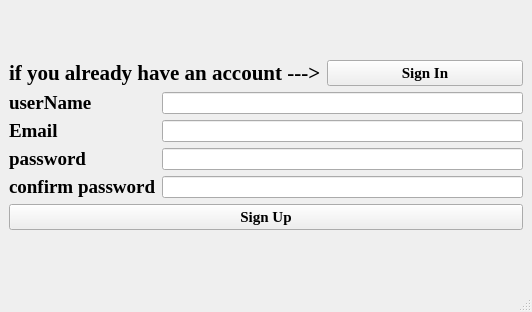
First picture: the form in src/qt/forms/newaccount.ui, repository HTHcoin/helpthehomelesscoin, before the edit.
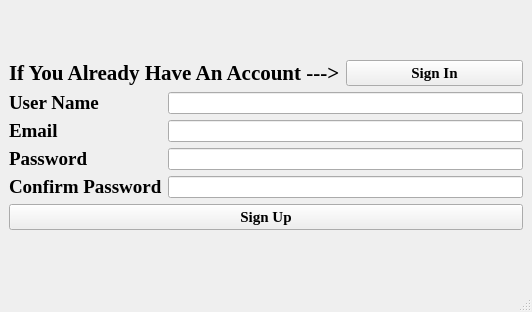
Second picture: the form after the edit.

```diff
--- a/src/qt/forms/newaccount.ui
+++ b/src/qt/forms/newaccount.ui
@@ -30,7 +30,7 @@
            </font>
           </property>
           <property name="text">
-           <string>if you already have an account ---&gt;</string>
+           <string>If You Already Have An Account ---&gt;</string>
           </property>
          </widget>
         </item>
@@ -68,7 +68,7 @@
                </font>
               </property>
               <property name="text">
-               <string>userName</string>
+               <string>User Name</string>
               </property>
               <property name="buddy">
                <cstring>txtUserMail</cstring>
@@ -104,7 +104,7 @@
                </font>
               </property>
               <property name="text">
-               <string>password</string>
+               <string>Password</string>
               </property>
               <property name="buddy">
                <cstring>lineEdit_2</cstring>
@@ -122,7 +122,7 @@
                </font>
               </property>
               <property name="text">
-               <string>confirm password</string>
+               <string>Confirm Password</string>
               </property>
               <property name="buddy">
                <cstring>lineEdit_3</cstring>
```
